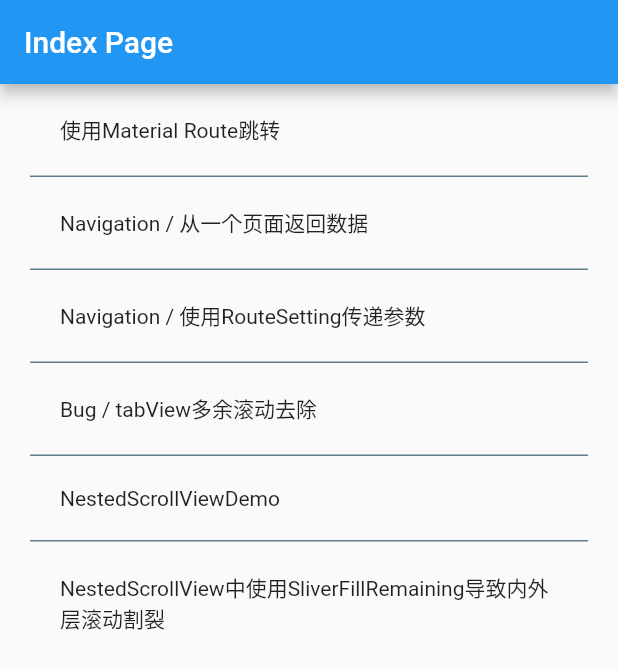
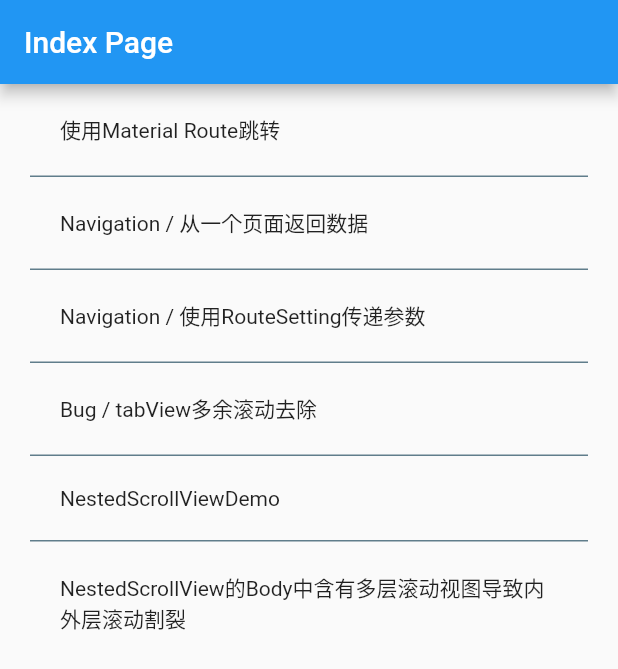
Before and after one commit to WIZOooo/FlutterDemo, a Flutter app: the screen it shows after launch, on a phone screen of 412 x 824 dp. Shown: the top 669 px of the screen. Run offline on Flutter 3.47's test engine with Material 2 defaults, Android fonts, the phone set to English and light mode, and no system bars; our stand-ins replace pull_to_refresh.

Commit message:
修改Index列表关于滚动割裂demo的名称

```diff
--- a/lib/index_page.dart
+++ b/lib/index_page.dart
@@ -36,7 +36,7 @@ final List<IndexPageItem> pageItemList = [
     targetWidget: NestedScrollViewDemoPage(),
   ),
   IndexPageItem(
-    itemName: 'NestedScrollView中使用SliverFillRemaining导致内外层滚动割裂',
+    itemName: 'NestedScrollView的Body中含有多层滚动视图导致内外层滚动割裂',
     targetWidget: SliverFillingRemainScrollAsyncPage(title: 'SliverFillingRemainScrollAsyncPage',),
   ),
 ];
```
